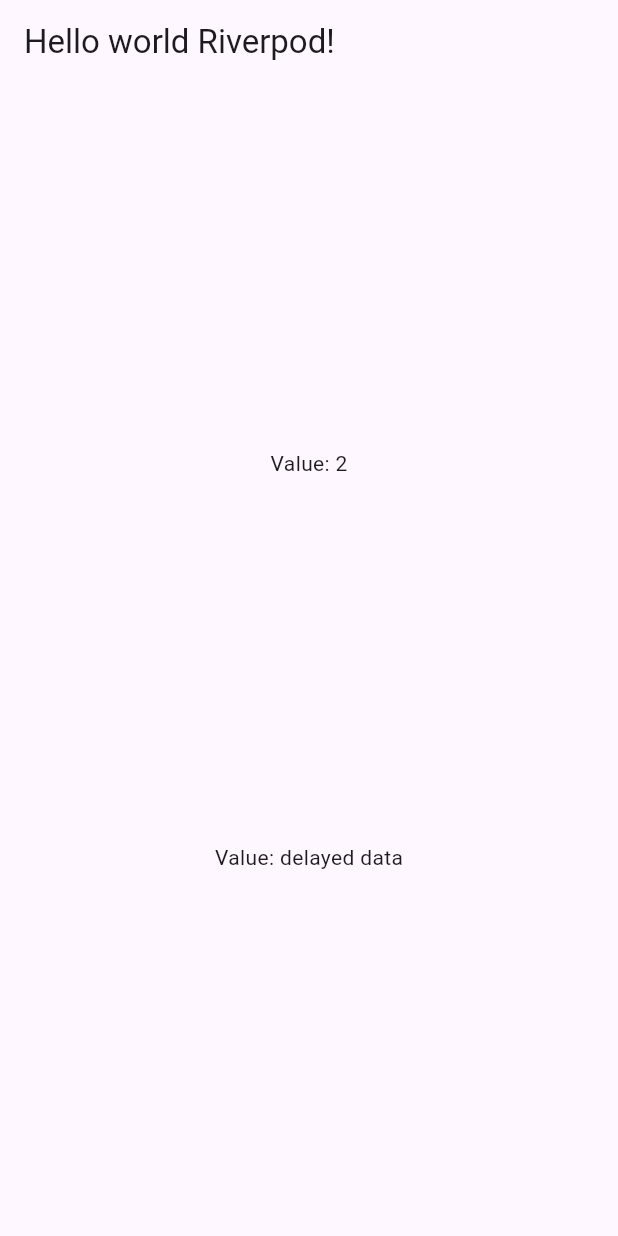
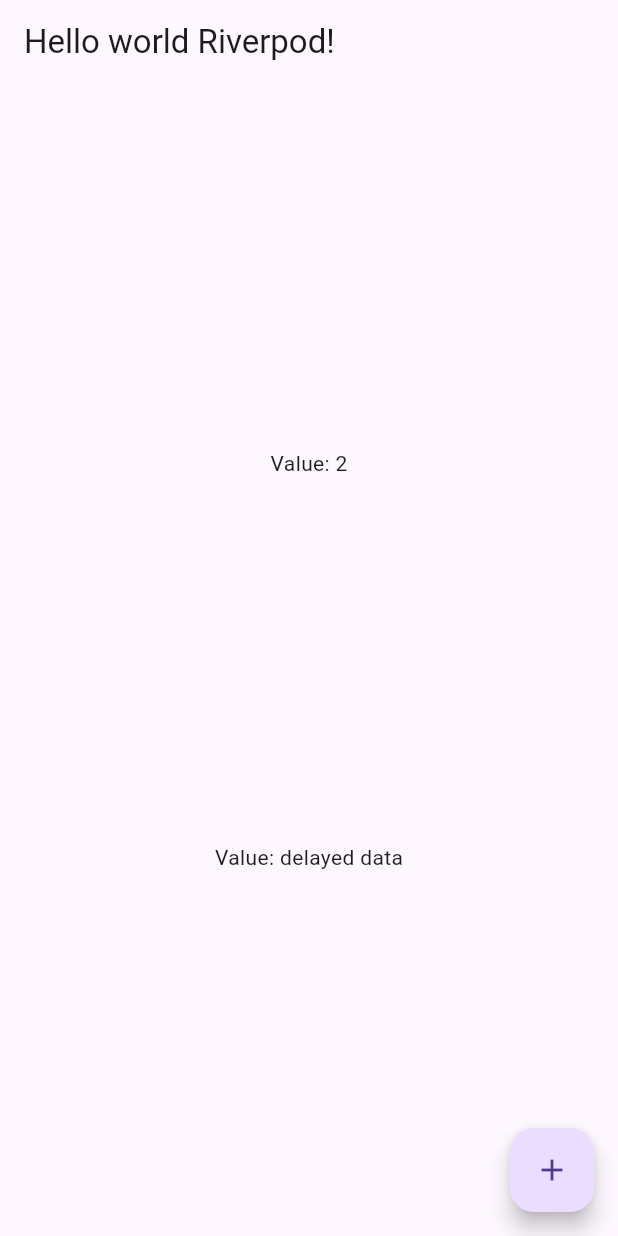
Before and after one commit to ds-k/riverpod_provider_sample, a Flutter app: the screen it shows after launch, on a phone screen of 412 x 824 dp. Run offline on Flutter 3.47's test engine with Material 3 defaults, Android fonts, the phone set to English and light mode, and no system bars; our stand-ins replace flutter_riverpod.

```diff
--- /dev/null
+++ b/lib/home.dart
@@ -0,0 +1,50 @@
+import 'package:flutter/material.dart';
+
+import 'package:flutter_riverpod/flutter_riverpod.dart';
+import 'package:riverpod_provider_sample/main.dart';
+import 'package:riverpod_provider_sample/todo_list_view.dart';
+
+class HomePage extends ConsumerWidget {
+  const HomePage({super.key});
+
+  @override
+  Widget build(BuildContext context, WidgetRef ref) {
+    print(context == ref);
+    final String value = ref.watch(helloWorldProvider("Riverpod"));
+    final streamAsyncValue = ref.watch(streamProvider);
+
+    final futureAsyncValue = ref.watch(futureProvider);
+    return Scaffold(
+      appBar: AppBar(title: Text(value)),
+      body: Column(
+        mainAxisAlignment: MainAxisAlignment.spaceEvenly,
+        children: [
+          Center(
+            child: streamAsyncValue.when(
+              data: (data) => Text('Value: $data'),
+              loading: () => const CircularProgressIndicator(),
+              error: (e, st) => Text('Error: $e'),
+            ),
+          ),
+          Center(
+            child: futureAsyncValue.when(
+              data: (data) => Text('Value: $data'),
+              loading: () => const CircularProgressIndicator(),
+              error: (e, st) => Text('Error: $e'),
+            ),
+          ),
+        ],
+      ),
+      floatingActionButton: FloatingActionButton(
+        onPressed: () {
+          Navigator.push(
+              context,
+              MaterialPageRoute(
+                builder: (context) => TodoListView(),
+              ));
+        },
+        child: Icon(Icons.add),
+      ),
+    );
+  }
+}
--- a/lib/main.dart
+++ b/lib/main.dart
@@ -1,5 +1,7 @@
 import 'package:flutter/material.dart';
 import 'package:flutter_riverpod/flutter_riverpod.dart';
+import 'package:riverpod_provider_sample/home.dart';
+import 'package:riverpod_provider_sample/todo_list_view.dart';
 
 // 값을 저장할 "provider"를 생성합니다(여기서는 "Hello world").
 // provider를 사용하면 노출된 값을 모의(mock)//재정의(override)할 수 있습니다.
@@ -17,46 +19,17 @@ final streamProvider = StreamProvider<int>((ref) {
 
 void main() {
   runApp(
-    // 위젯이 providers를 읽을 수 있게 하려면 전체 애플리케이션을 "ProviderScope" 위젯으로 감싸야 합니다.
-    // 여기에 providers의 상태가 저장됩니다.
     ProviderScope(
       child: MyApp(),
     ),
   );
 }
 
-// Riverpod에 의해 노출되는 StatelessWidget 대신 ConsumerWidget을 확장합니다.
 class MyApp extends ConsumerWidget {
+  const MyApp({super.key});
+
   @override
   Widget build(BuildContext context, WidgetRef ref) {
-    final String value = ref.watch(helloWorldProvider("Riverpod"));
-    final streamAsyncValue = ref.watch(streamProvider);
-
-    final futureAsyncValue = ref.watch(futureProvider);
-
-    return MaterialApp(
-      home: Scaffold(
-        appBar: AppBar(title: Text(value)),
-        body: Column(
-          mainAxisAlignment: MainAxisAlignment.spaceEvenly,
-          children: [
-            Center(
-              child: streamAsyncValue.when(
-                data: (data) => Text('Value: $data'),
-                loading: () => const CircularProgressIndicator(),
-                error: (e, st) => Text('Error: $e'),
-              ),
-            ),
-            Center(
-              child: futureAsyncValue.when(
-                data: (data) => Text('Value: $data'),
-                loading: () => const CircularProgressIndicator(),
-                error: (e, st) => Text('Error: $e'),
-              ),
-            ),
-          ],
-        ),
-      ),
-    );
+    return MaterialApp(home: HomePage());
   }
 }
```
Also changed, not shown: lib/todo_list_view.dart (added, +81 -0 lines), lib/todo_notifier.dart (added, +56 -0 lines).
